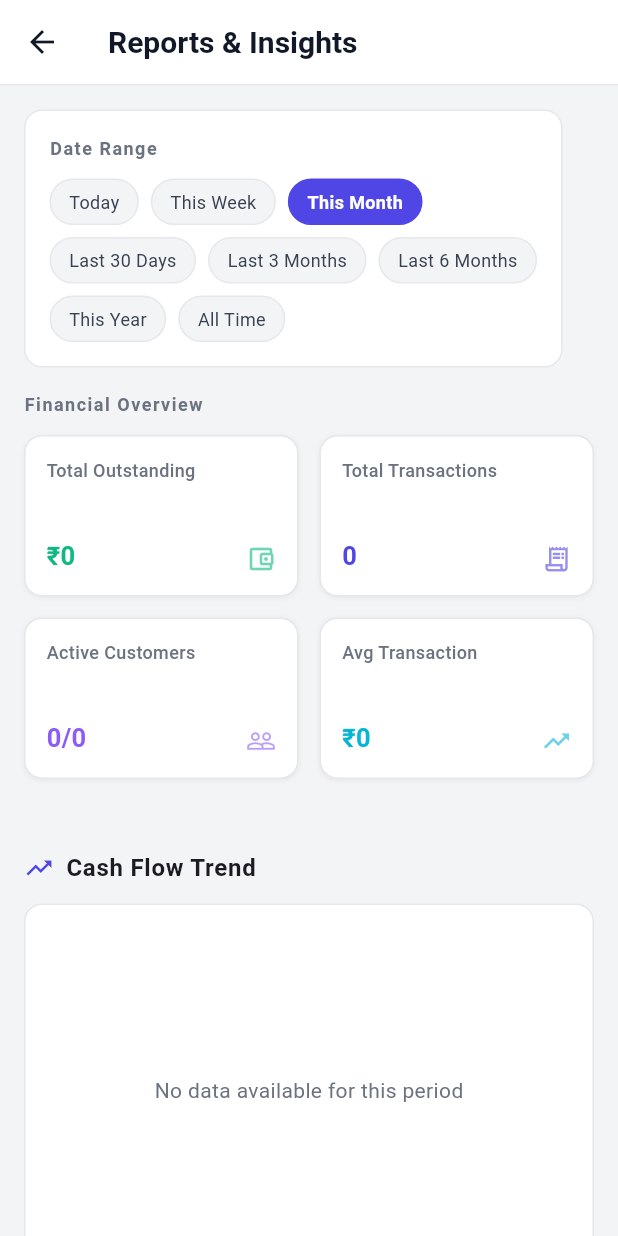
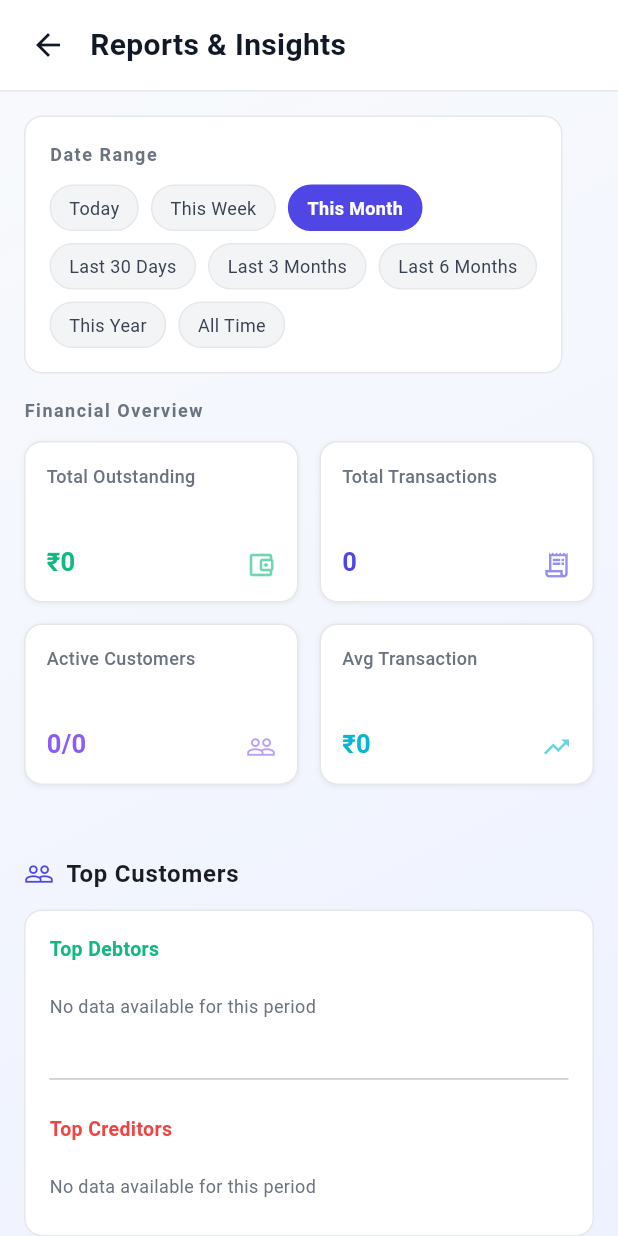
Before and after one commit to raushanc107/flutter_application_1, a Flutter app: the ReportsScreen screen opened directly, on a phone screen of 412 x 824 dp. Run offline on Flutter 3.47's test engine with Material 3 defaults, Android fonts, the phone set to English and light mode, and no system bars; our stand-ins replace drift, file_picker, fl_chart, flutter_contacts, share_plus, shared_preferences; missing offline and left inert: sqlite3, universal_html; accounts and stored records are empty; generated files the repository leaves out were written again.

Commit message:
report without chart

```diff
--- a/lib/core/database/database.dart
+++ b/lib/core/database/database.dart
@@ -183,6 +183,16 @@ class AppDatabase extends _$AppDatabase {
       }
     }
 
+    // Limit to last 30 data points for performance
+    final sortedDates = dailyData.keys.toList()..sort();
+    if (sortedDates.length > 30) {
+      final limitedData = <DateTime, Map<String, double>>{};
+      for (final date in sortedDates.skip(sortedDates.length - 30)) {
+        limitedData[date] = dailyData[date]!;
+      }
+      return limitedData;
+    }
+
     return dailyData;
   }
 
--- a/lib/features/reports/components/balance_distribution_chart.dart
+++ b/lib/features/reports/components/balance_distribution_chart.dart
@@ -99,6 +99,8 @@ class BalanceDistributionChart extends StatelessWidget {
                   PieChartData(
                     sectionsSpace: 2,
                     centerSpaceRadius: 40,
+                    pieTouchData: PieTouchData(enabled: false),
+                    borderData: FlBorderData(show: false),
                     sections: [
                       if (customersOweYou > 0)
                         PieChartSectionData(
@@ -111,6 +113,7 @@ class BalanceDistributionChart extends StatelessWidget {
                             fontWeight: FontWeight.bold,
                             color: Colors.white,
                           ),
+                          borderSide: BorderSide.none,
                         ),
                       if (youOweCustomers > 0)
                         PieChartSectionData(
@@ -123,6 +126,7 @@ class BalanceDistributionChart extends StatelessWidget {
                             fontWeight: FontWeight.bold,
                             color: Colors.white,
                           ),
+                          borderSide: BorderSide.none,
                         ),
                       if (settled > 0)
                         PieChartSectionData(
@@ -135,9 +139,11 @@ class BalanceDistributionChart extends StatelessWidget {
                             fontWeight: FontWeight.bold,
                             color: Colors.white,
                           ),
+                          borderSide: BorderSide.none,
                         ),
                     ],
                   ),
+                  duration: Duration.zero,
                 ),
               ),
               const SizedBox(width: 16),
--- a/lib/features/reports/components/cash_flow_chart.dart
+++ b/lib/features/reports/components/cash_flow_chart.dart
@@ -135,7 +135,9 @@ class CashFlowChart extends StatelessWidget {
                         sideTitles: SideTitles(
                           showTitles: true,
                           reservedSize: 30,
-                          interval: 1,
+                          interval: sortedDates.length > 10
+                              ? (sortedDates.length / 5).ceilToDouble()
+                              : 1,
                           getTitlesWidget: (value, meta) {
                             if (value.toInt() >= 0 &&
                                 value.toInt() < sortedDates.length) {
@@ -159,6 +161,7 @@ class CashFlowChart extends StatelessWidget {
                         sideTitles: SideTitles(
                           showTitles: true,
                           reservedSize: 40,
+                          interval: null,
                           getTitlesWidget: (value, meta) {
                             return Text(
                               '₹${(value / 1000).toStringAsFixed(0)}k',
@@ -172,6 +175,8 @@ class CashFlowChart extends StatelessWidget {
                       ),
                     ),
                     borderData: FlBorderData(show: false),
+                    lineTouchData: LineTouchData(enabled: false),
+                    clipData: FlClipData.all(),
                     lineBarsData: [
                       // Money Given Line
                       LineChartBarData(
@@ -185,14 +190,14 @@ class CashFlowChart extends StatelessWidget {
                               ),
                             )
                             .toList(),
-                        isCurved: true,
+                        isCurved: false,
                         color: const Color(0xFF10B981),
-                        barWidth: 3,
+                        barWidth: 2,
                         isStrokeCapRound: true,
                         dotData: const FlDotData(show: false),
                         belowBarData: BarAreaData(
                           show: true,
-                          color: const Color(0xFF10B981).withValues(alpha: 0.1),
+                          color: const Color(0xFF10B981).withOpacity(0.1),
                         ),
                       ),
                       // Money Received Line
@@ -207,18 +212,19 @@ class CashFlowChart extends StatelessWidget {
                               ),
                             )
                             .toList(),
-                        isCurved: true,
+                        isCurved: false,
                         color: const Color(0xFFEF4444),
-                        barWidth: 3,
+                        barWidth: 2,
                         isStrokeCapRound: true,
                         dotData: const FlDotData(show: false),
                         belowBarData: BarAreaData(
                           show: true,
-                          color: const Color(0xFFEF4444).withValues(alpha: 0.1),
+                          color: const Color(0xFFEF4444).withOpacity(0.1),
                         ),
                       ),
                     ],
                   ),
+                  duration: Duration.zero,
                 ),
               ),
             ],
--- a/lib/features/reports/reports_screen.dart
+++ b/lib/features/reports/reports_screen.dart
@@ -40,29 +40,63 @@ class _ReportsScreenState extends State<ReportsScreen> {
     final langProvider = Provider.of<LanguageProvider>(context);
     final database = Provider.of<AppDatabase>(context);
     final dateRange = _getDateRange();
+    final isDark = Theme.of(context).brightness == Brightness.dark;
 
     return Scaffold(
-      appBar: AppBar(
-        title: Text(
+      body: Container(
+        decoration: BoxDecoration(
+          gradient: LinearGradient(
+            begin: Alignment.topLeft,
+            end: Alignment.bottomRight,
+            colors: isDark
+                ? [const Color(0xFF0F172A), const Color(0xFF1E293B)]
+                : [const Color(0xFFF8FAFC), const Color(0xFFEEF2FF)],
+          ),
+        ),
+        child: Column(
+          children: [
+            // Custom Header
+            Container(
+              padding: EdgeInsets.only(top: MediaQuery.of(context).padding.top),
+              decoration: BoxDecoration(
+                color: isDark ? const Color(0xFF1E293B) : Colors.white,
+                border: Border(
+                  bottom: BorderSide(
+                    color: isDark
+                        ? const Color(0xFF334155)
+                        : const Color(0xFFE5E7EB),
+                  ),
+                ),
+              ),
+              child: SizedBox(
+                height: 60,
+                child: Row(
+                  children: [
+                    const SizedBox(width: 8),
+                    IconButton(
+                      icon: const Icon(Icons.arrow_back),
+                      onPressed: () => Navigator.pop(context),
+                      color: isDark ? Colors.white : const Color(0xFF111827),
+                    ),
+                    const SizedBox(width: 4),
+                    Text(
                       AppTranslations.get(
                         langProvider.locale.languageCode,
                         'reports_insights',
                       ),
+                      style: TextStyle(
+                        fontSize: 20,
+                        fontWeight: FontWeight.w600,
+                        color: isDark ? Colors.white : const Color(0xFF111827),
                       ),
-        backgroundColor: Theme.of(context).appBarTheme.backgroundColor,
-        elevation: 0,
-        surfaceTintColor: Theme.of(context).appBarTheme.surfaceTintColor,
-        bottom: PreferredSize(
-          preferredSize: const Size.fromHeight(1),
-          child: Container(
-            color: Theme.of(context).brightness == Brightness.dark
-                ? const Color(0xFF334155)
-                : const Color(0xFFE5E7EB),
-            height: 1,
+                    ),
+                  ],
                 ),
               ),
             ),
-      body: FutureBuilder(
+            // Body Content
+            Expanded(
+              child: FutureBuilder(
                 future: _isInitialLoad
                     ? database.getFinancialOverview(dateRange.$1, dateRange.$2)
                     : null,
@@ -87,6 +121,7 @@ class _ReportsScreenState extends State<ReportsScreen> {
 
                   // Show the actual content
                   return SingleChildScrollView(
+                    physics: const BouncingScrollPhysics(),
                     child: Column(
                       crossAxisAlignment: CrossAxisAlignment.start,
                       children: [
@@ -117,30 +152,6 @@ class _ReportsScreenState extends State<ReportsScreen> {
                           endDate: dateRange.$2,
                         ),
                         const SizedBox(height: 24),
-                // Cash Flow Trend
-                _buildSectionTitle(
-                  context,
-                  AppTranslations.get(
-                    langProvider.locale.languageCode,
-                    'cash_flow_trend',
-                  ),
-                  Icons.trending_up,
-                ),
-                const SizedBox(height: 12),
-                CashFlowChart(startDate: dateRange.$1, endDate: dateRange.$2),
-                const SizedBox(height: 24),
-                // Balance Distribution
-                _buildSectionTitle(
-                  context,
-                  AppTranslations.get(
-                    langProvider.locale.languageCode,
-                    'balance_distribution',
-                  ),
-                  Icons.pie_chart_outline,
-                ),
-                const SizedBox(height: 12),
-                const BalanceDistributionChart(),
-                const SizedBox(height: 24),
                         // Top Customers
                         _buildSectionTitle(
                           context,
@@ -157,6 +168,10 @@ class _ReportsScreenState extends State<ReportsScreen> {
                     ),
                   );
                 },
+              ),
+            ),
+          ],
+        ),
       ),
     );
   }
```
Lines whose indentation alone changed are shown as unchanged.
